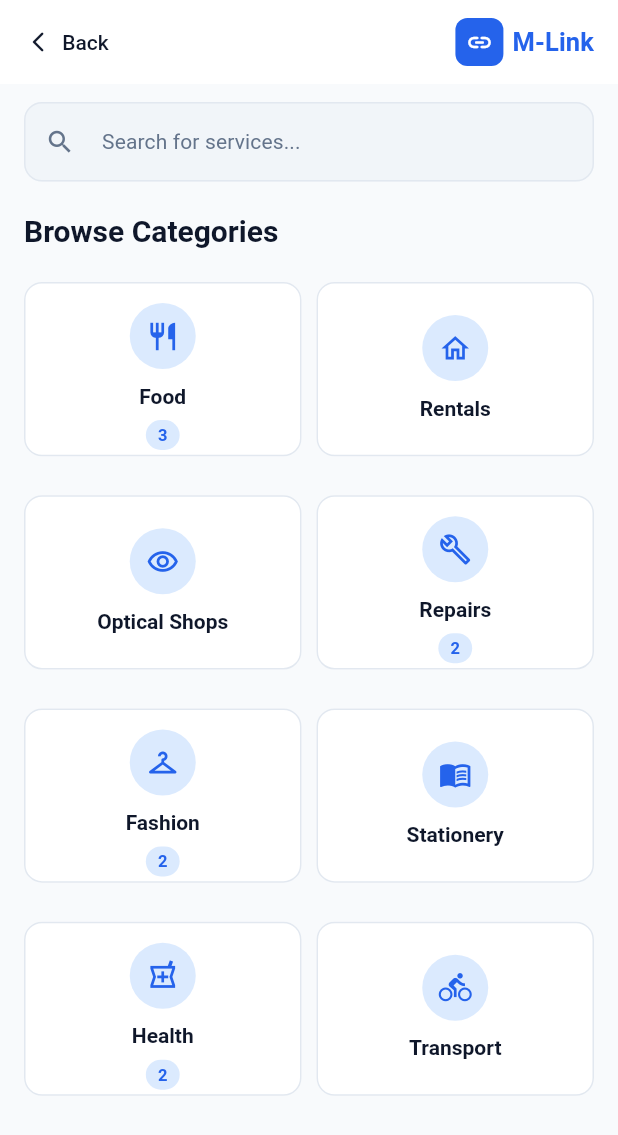
After one commit to khantnyi673150/M-Link, a Flutter app: the screen it shows after launch, after a tap on "I'm a Student", on a phone screen of 412 x 824 dp. The commit adds this screen. Shown: the top 1135 px of the screen. Run offline on Flutter 3.47's test engine with Material 3 defaults, Android fonts, the phone set to English and light mode, and no system bars; network calls fail.

Commit message:
feat: Implement responsive design across all screens
- Added Responsive utility class with breakpoints (mobile/tablet/desktop)
- Made HomeScreen responsive with adaptive grid (2/3/4 columns)
- Added max-width constraints and centered layouts for large screens
- Updated RoleSelectorScreen, MerchantLoginScreen, MerchantDashboardScreen
- Updated CategoryShopListScreen with responsive padding
- Implemented responsive spacing and padding throughout app
- All screens now adapt to mobile, tablet, and desktop sizes

```diff
--- /dev/null
+++ b/lib/core/utils/responsive.dart
@@ -0,0 +1,162 @@
+import 'package:flutter/material.dart';
+
+/// Responsive utility for adaptive layouts across different screen sizes
+class Responsive {
+  /// Screen breakpoints
+  static const double mobileBreakpoint = 600;
+  static const double tabletBreakpoint = 900;
+  static const double desktopBreakpoint = 1200;
+
+  /// Check if screen is mobile size
+  static bool isMobile(BuildContext context) =>
+      MediaQuery.of(context).size.width < mobileBreakpoint;
+
+  /// Check if screen is tablet size
+  static bool isTablet(BuildContext context) {
+    final width = MediaQuery.of(context).size.width;
+    return width >= mobileBreakpoint && width < tabletBreakpoint;
+  }
+
+  /// Check if screen is desktop size
+  static bool isDesktop(BuildContext context) =>
+      MediaQuery.of(context).size.width >= tabletBreakpoint;
+
+  /// Get screen width
+  static double width(BuildContext context) =>
+      MediaQuery.of(context).size.width;
+
+  /// Get screen height
+  static double height(BuildContext context) =>
+      MediaQuery.of(context).size.height;
+
+  /// Get responsive value based on screen size
+  static T value<T>(
+    BuildContext context, {
+    required T mobile,
+    T? tablet,
+    T? desktop,
+  }) {
+    if (isDesktop(context) && desktop != null) return desktop;
+    if (isTablet(context) && tablet != null) return tablet;
+    return mobile;
+  }
+
+  /// Get grid crossAxisCount based on screen width
+  static int gridCrossAxisCount(
+    BuildContext context, {
+    int mobile = 2,
+    int tablet = 3,
+    int desktop = 4,
+  }) {
+    return value(
+      context,
+      mobile: mobile,
+      tablet: tablet,
+      desktop: desktop,
+    );
+  }
+
+  /// Get max content width for better readability on large screens
+  static double maxContentWidth(BuildContext context) {
+    return value(
+      context,
+      mobile: double.infinity,
+      tablet: 800,
+      desktop: 1200,
+    );
+  }
+
+  /// Get horizontal padding based on screen size
+  static double horizontalPadding(BuildContext context) {
+    return value(
+      context,
+      mobile: 16.0,
+      tablet: 24.0,
+      desktop: 32.0,
+    );
+  }
+
+  /// Get vertical padding based on screen size
+  static double verticalPadding(BuildContext context) {
+    return value(
+      context,
+      mobile: 16.0,
+      tablet: 24.0,
+      desktop: 32.0,
+    );
+  }
+
+  /// Scale font size based on screen width
+  static double scaledFontSize(BuildContext context, double size) {
+    final screenWidth = width(context);
+    if (screenWidth > tabletBreakpoint) {
+      return size * 1.1; // Slightly larger on desktop
+    }
+    return size;
+  }
+
+  /// Get child aspect ratio for grid items
+  static double gridChildAspectRatio(BuildContext context) {
+    return value(
+      context,
+      mobile: 1.4,
+      tablet: 1.2,
+      desktop: 1.3,
+    );
+  }
+}
+
+/// Widget wrapper for responsive content with max width constraint
+class ResponsiveCenter extends StatelessWidget {
+  final Widget child;
+  final double? maxWidth;
+
+  const ResponsiveCenter({
+    super.key,
+    required this.child,
+    this.maxWidth,
+  });
+
+  @override
+  Widget build(BuildContext context) {
+    return Center(
+      child: ConstrainedBox(
+        constraints: BoxConstraints(
+          maxWidth: maxWidth ?? Responsive.maxContentWidth(context),
+        ),
+        child: child,
+      ),
+    );
+  }
+}
+
+/// Responsive padding widget
+class ResponsivePadding extends StatelessWidget {
+  final Widget child;
+  final EdgeInsets? mobile;
+  final EdgeInsets? tablet;
+  final EdgeInsets? desktop;
+
+  const ResponsivePadding({
+    super.key,
+    required this.child,
+    this.mobile,
+    this.tablet,
+    this.desktop,
+  });
+
+  @override
+  Widget build(BuildContext context) {
+    final padding = Responsive.value(
+      context,
+      mobile: mobile ?? const EdgeInsets.all(16),
+      tablet: tablet ?? const EdgeInsets.all(24),
+      desktop: desktop ?? const EdgeInsets.all(32),
+    );
+
+    return Padding(
+      padding: padding,
+      child: child,
+    );
+  }
+}
--- a/lib/features/auth/role_selector_screen.dart
+++ b/lib/features/auth/role_selector_screen.dart
@@ -1,5 +1,6 @@
 import 'package:flutter/material.dart';
 import '../../core/theme/app_theme.dart';
+import '../../core/utils/responsive.dart';
 import '../home/home_screen.dart';
 import 'merchant_login_screen.dart';
 
@@ -8,18 +9,25 @@ class RoleSelectorScreen extends StatelessWidget {
 
   @override
   Widget build(BuildContext context) {
+    final horizontalPadding = Responsive.horizontalPadding(context);
+
     return Scaffold(
       backgroundColor: const Color(0xFFF0F4FF), // very light blue tint
       body: SafeArea(
         child: Center(
+          child: ConstrainedBox(
+            constraints: const BoxConstraints(maxWidth: 600),
             child: SingleChildScrollView(
-            padding: const EdgeInsets.symmetric(horizontal: 24, vertical: 32),
+              padding: EdgeInsets.symmetric(
+                horizontal: horizontalPadding,
+                vertical: Responsive.verticalPadding(context),
+              ),
               child: Column(
                 mainAxisSize: MainAxisSize.min,
                 children: [
                   // ── Logo & Brand ────────────────────────────────────
                   _MLinkLogo(),
-                const SizedBox(height: 48),
+                  SizedBox(height: Responsive.isMobile(context) ? 48 : 64),
 
                   // ── Student Card ────────────────────────────────────
                   _RoleCard(
@@ -56,6 +64,7 @@ class RoleSelectorScreen extends StatelessWidget {
                     },
                   ),
                 ],
+              ),
             ),
           ),
         ),
--- a/lib/features/home/home_screen.dart
+++ b/lib/features/home/home_screen.dart
@@ -1,5 +1,6 @@
 import 'package:flutter/material.dart';
 import '../../core/theme/app_theme.dart';
+import '../../core/utils/responsive.dart';
 import '../../models/mock_shops.dart';
 import '../category/category_shop_list_screen.dart';
 import '../home/widgets/category_card.dart';
@@ -95,16 +96,18 @@ class _HomeScreenState extends State<HomeScreen> {
   Widget build(BuildContext context) {
     final tt = Theme.of(context).textTheme;
     final filtered = _filteredCategories;
+    final horizontalPadding = Responsive.horizontalPadding(context);
 
     return Scaffold(
       backgroundColor: AppTheme.background,
       appBar: _buildAppBar(context),
-      body: Column(
+      body: ResponsiveCenter(
+        child: Column(
           crossAxisAlignment: CrossAxisAlignment.start,
           children: [
             // ── Search Bar ──────────────────────────────────────────
             Padding(
-            padding: const EdgeInsets.fromLTRB(16, 12, 16, 4),
+              padding: EdgeInsets.fromLTRB(horizontalPadding, 12, horizontalPadding, 4),
               child: TextField(
                 controller: _searchController,
                 onChanged: (v) => setState(() => _searchQuery = v),
@@ -127,7 +130,7 @@ class _HomeScreenState extends State<HomeScreen> {
 
             // ── Section Heading ─────────────────────────────────────
             Padding(
-            padding: const EdgeInsets.fromLTRB(16, 16, 16, 8),
+              padding: EdgeInsets.fromLTRB(horizontalPadding, 16, horizontalPadding, 8),
               child: Text('Browse Categories', style: tt.headlineSmall),
             ),
 
@@ -136,13 +139,17 @@ class _HomeScreenState extends State<HomeScreen> {
               child: filtered.isEmpty
                   ? _EmptySearchState(query: _searchQuery)
                   : GridView.builder(
-                    padding: const EdgeInsets.fromLTRB(16, 4, 16, 24),
-                    gridDelegate:
-                        const SliverGridDelegateWithFixedCrossAxisCount(
-                      crossAxisCount: 2,
+                      padding: EdgeInsets.fromLTRB(horizontalPadding, 4, horizontalPadding, 24),
+                      gridDelegate: SliverGridDelegateWithFixedCrossAxisCount(
+                        crossAxisCount: Responsive.gridCrossAxisCount(
+                          context,
+                          mobile: 2,
+                          tablet: 3,
+                          desktop: 4,
+                        ),
                         crossAxisSpacing: 10,
                         mainAxisSpacing: 10,
-                      childAspectRatio: 1.4,
+                        childAspectRatio: Responsive.gridChildAspectRatio(context),
                       ),
                       itemCount: filtered.length,
                       itemBuilder: (context, index) {
@@ -168,6 +175,7 @@ class _HomeScreenState extends State<HomeScreen> {
                   ),
             ),
           ],
+        ),
       ),
     );
   }
```
Also changed, not shown: lib/features/auth/merchant_login_screen.dart (+15 -5 lines), lib/features/category/category_shop_list_screen.dart (+11 -2 lines), lib/features/merchant_dashboard/merchant_dashboard_screen.dart (+13 -1 lines). Lines whose indentation alone changed are shown as unchanged.
